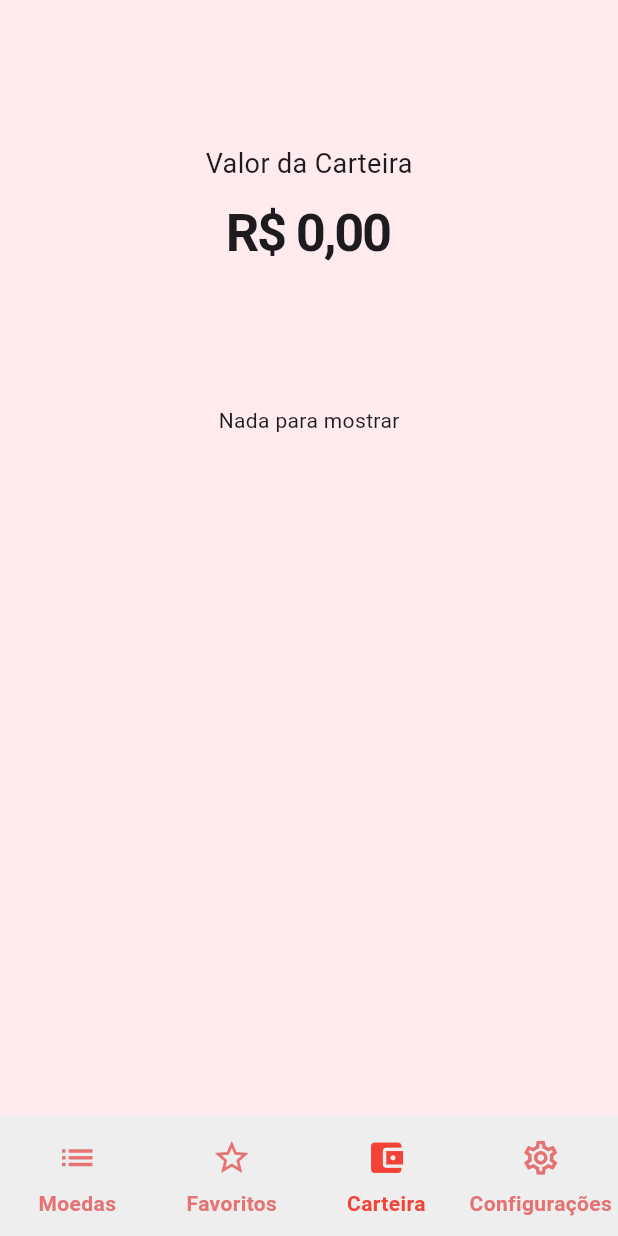
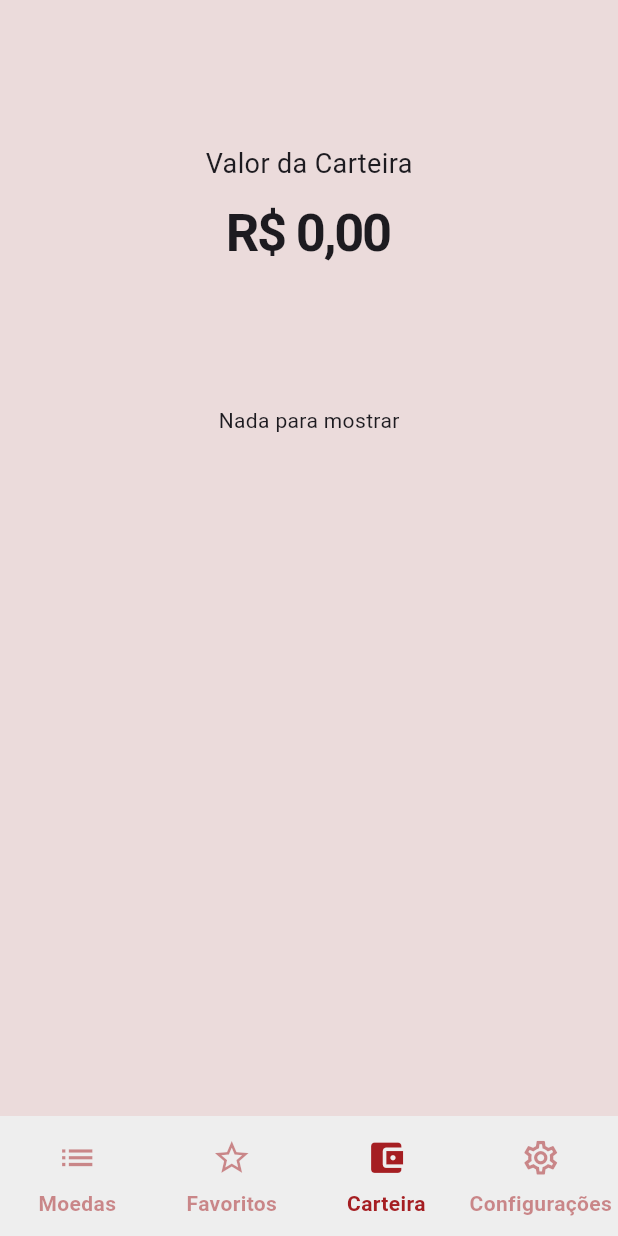
Before and after one commit to Tommy-jeff/crypto-quote, a Flutter app: the screen it shows after launch, swiped to page 3, on a phone screen of 412 x 824 dp. Run offline on Flutter 3.47's test engine with Material 3 defaults, Android fonts, the light colour scheme and no system bars; our stand-ins replace fl_chart, hive, hive_flutter, shared_preferences, sqflite; missing offline and left inert: dart:ffi; accounts and stored records are empty; statements that could not run were skipped.

Commit message:
feat: initial design colors alterations

```diff
--- a/lib/components/coin_card.dart
+++ b/lib/components/coin_card.dart
@@ -18,12 +18,6 @@ class CoinCard extends StatefulWidget {
 
 class _CoinCardState extends State<CoinCard> {
   late NumberFormat real;
-  late Map<String, String> loc;
-
-  readNumberFormat() {
-    loc = context.watch<AppSettings>().locale;
-    real = NumberFormat.currency(locale: loc["locale"], name: loc["name"]);
-  }
 
   static Map<String, Color> precoColor = <String, Color>{
     'up': Colors.teal,
@@ -40,7 +34,8 @@ class _CoinCardState extends State<CoinCard> {
   @override
   Widget build(BuildContext context) {
     List<Moeda> alterFav = [widget.moeda];
-    readNumberFormat();
+    final loc = context.read<AppSettings>().locale;
+    real = NumberFormat.currency(locale: loc["locale"], name: loc["name"]);
 
     return Card(
       margin: EdgeInsets.only(top: 12),
--- a/lib/configs/const.dart
+++ b/lib/configs/const.dart
@@ -0,0 +1,19 @@
+import 'dart:ui';
+
+class Const {
+
+  /// Colors
+  static final Color tomato = Color(0xFFA51E22);
+  static final Color tomatoLite = Color(0xFFC62428);
+  static final Color tomatoWhite = Color(0xFFebdbdb);
+  static final Color tomato50 = Color(0x80A51E22);
+  static final Color tomato80 = Color(0x33A51E22);
+  static final Color tomato95 = Color(0x0DA51E22);
+  static final Color amaranth = Color(0xFF9E5165);
+  static final Color denim = Color(0xFF0B2637);
+  static final Color zucchini = Color(0xFF204B24);
+  static final Color zucchiniLite = Color(0xFF35843c);
+  static final Color zucchiniExtraLite = Color(0xFF57c461);
+
+
+}
--- a/lib/pages/carteira_page.dart
+++ b/lib/pages/carteira_page.dart
@@ -1,6 +1,7 @@
 import 'dart:developer';
 
 import 'package:crypto_quote/configs/app_settings.dart';
+import 'package:crypto_quote/configs/const.dart';
 import 'package:crypto_quote/models/posicao.dart';
 import 'package:fl_chart/fl_chart.dart';
 import 'package:flutter/material.dart';
@@ -35,7 +36,7 @@ class _CarteiraPageState extends State<CarteiraPage> {
     setTotalCarteira();
 
     return Scaffold(
-      backgroundColor: Colors.red[50],
+      backgroundColor: Const.tomatoWhite,
       body: SingleChildScrollView(
         padding: EdgeInsets.only(top: 48),
         child: Column(
@@ -94,7 +95,7 @@ class _CarteiraPageState extends State<CarteiraPage> {
       final bool isSaldo = i == tamanhoLista - 1;
       final double fontSize = isTouched ? 18 : 14;
       final double radius = isTouched ? 60 : 50;
-      final Color? color = isTouched ? Colors.tealAccent : Colors.tealAccent[400];
+      final Color color = isTouched ? Const.zucchiniLite : Const.zucchiniExtraLite;
 
       double porcentagem = 0;
       if (!isSaldo) {
@@ -112,7 +113,7 @@ class _CarteiraPageState extends State<CarteiraPage> {
         titleStyle: TextStyle(
           fontSize: fontSize,
           fontWeight: FontWeight.bold,
-          color: Colors.black87
+          color: Const.tomatoWhite
         )
       );
 
@@ -160,7 +161,7 @@ class _CarteiraPageState extends State<CarteiraPage> {
                   graficoLabel,
                   style: TextStyle(
                     fontSize: 20,
-                    color: Colors.teal
+                    color: Const.zucchini
                   ),
                 ),
                 Text(
@@ -189,7 +190,12 @@ class _CarteiraPageState extends State<CarteiraPage> {
         )
       );
 
-      widgets.add(Divider());
+      widgets.add(Divider(
+        color: Const.tomato80,
+        indent: 10,
+        endIndent: 10,
+        height: 20,
+      ));
     }
 
     return Column(
--- a/lib/pages/home_page.dart
+++ b/lib/pages/home_page.dart
@@ -1,5 +1,6 @@
 import 'dart:developer';
 
+import 'package:crypto_quote/configs/const.dart';
 import 'package:crypto_quote/pages/favoritos_page.dart';
 import 'package:crypto_quote/pages/moedas_page.dart';
 import 'package:flutter/material.dart';
@@ -49,7 +50,7 @@ class _HomePageState extends State<HomePage> {
           indicatorColor: Colors.transparent,
           iconTheme: WidgetStatePropertyAll(
             IconThemeData(
-                color: Colors.red[300],
+                color: Const.tomato50,
               size: 27
             ),
           ),
@@ -58,13 +59,13 @@ class _HomePageState extends State<HomePage> {
               return TextStyle(
                 fontSize: 14,
                 fontWeight: FontWeight.w600,
-                color: Colors.red,
+                color: Const.tomato,
               );
             }
             return TextStyle(
               fontSize: 14,
               fontWeight: FontWeight.w600,
-              color: Colors.red[300],
+              color: Const.tomato50,
             );
           }),
         ),
@@ -77,22 +78,22 @@ class _HomePageState extends State<HomePage> {
             NavigationDestination(
               icon: Icon(Icons.list),
               label: "Moedas",
-              selectedIcon: Icon(Icons.view_list, color: Colors.red, ),
+              selectedIcon: Icon(Icons.view_list, color: Const.tomato),
             ),
             NavigationDestination(
               icon: Icon(Icons.star_border_outlined),
               label: "Favoritos",
-              selectedIcon: Icon(Icons.star, color: Colors.red),
+              selectedIcon: Icon(Icons.star, color: Const.tomato),
             ),
             NavigationDestination(
               icon: Icon(Icons.account_balance_wallet_outlined),
               label: "Carteira",
-              selectedIcon: Icon(Icons.account_balance_wallet, color: Colors.red),
+              selectedIcon: Icon(Icons.account_balance_wallet, color: Const.tomato),
             ),
             NavigationDestination(
               icon: Icon(Icons.settings_outlined),
               label: "Configurações",
-              selectedIcon: Icon(Icons.settings, color: Colors.red),
+              selectedIcon: Icon(Icons.settings, color: Const.tomato),
             ),
           ],
           onDestinationSelected: (pagina) {
--- a/lib/pages/moedas_page.dart
+++ b/lib/pages/moedas_page.dart
@@ -1,6 +1,7 @@
 import 'dart:developer';
 
 import 'package:crypto_quote/configs/app_settings.dart';
+import 'package:crypto_quote/configs/const.dart';
 import 'package:crypto_quote/models/moeda.dart';
 import 'package:crypto_quote/pages/moeda_detalhe_page.dart';
 import 'package:crypto_quote/repositories/favoritos_repository.dart';
@@ -88,7 +89,7 @@ class _MoedasPageState extends State<MoedasPage> with TickerProviderStateMixin {
         floating: true,
         centerTitle: true,
         title: Text("Cripto Moedas", style: TextStyle(color: Colors.white)),
-        backgroundColor: Colors.red[700],
+        backgroundColor: Const.tomato,
         actions: [
           changeLanguageButton(),
           IconButton(
@@ -259,7 +260,7 @@ class _MoedasPageState extends State<MoedasPage> with TickerProviderStateMixin {
                   shape: RoundedRectangleBorder(
                     borderRadius: BorderRadius.all(Radius.circular(30)),
                   ),
-                  backgroundColor: Colors.redAccent,
+                  backgroundColor: Const.amaranth,
                   label: Text(
                     "FAVORITAR",
                     style: TextStyle(
```
